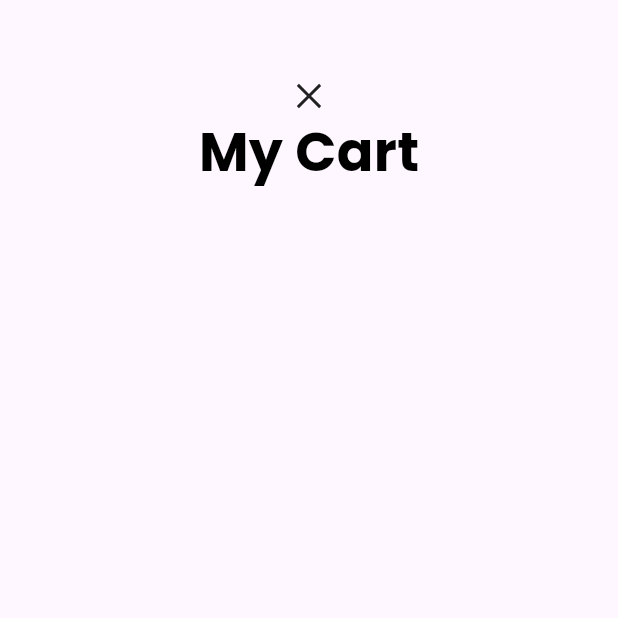
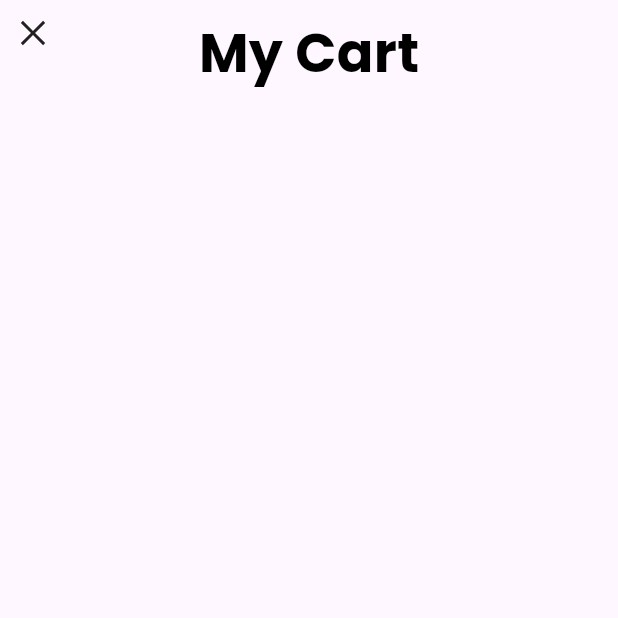
Before and after one commit to maryamEramy/online_shop_university, a Flutter app: the CartPage screen opened directly, on a phone screen of 412 x 824 dp, the top half of it. Run offline on Flutter 3.47's test engine with Material 3 defaults, Android fonts, the phone set to English and light mode, and no system bars; our stand-ins replace cached_network_image, flutter_rating_bar, flutter_slidable, flutter_vector_icons, google_fonts, hive_flutter; accounts and stored records are empty; network calls fail.

Commit message:
Improve UI in CartPage

```diff
--- a/lib/views/ui/cart_page.dart
+++ b/lib/views/ui/cart_page.dart
@@ -33,17 +33,26 @@ class CartPage extends StatelessWidget {
 
     return Scaffold(
       body: Padding(
-        padding: const EdgeInsets.all(12),
+        padding: const EdgeInsets.all(10),
         child: Column(
           children: [
-            SizedBox(height: 40),
-            GestureDetector(
-              onTap: () {
-                Navigator.pop(context);
-              },
-              child: Icon(AntDesign.close),
+            Stack(
+              children: [
+                Align(
+                  alignment: Alignment.centerLeft,
+                  child: GestureDetector(
+                          onTap: () {
+                            Navigator.pop(context);
+                          },
+                          child: Icon(AntDesign.close),
+                        ),
+                ),
+                Align(
+                  alignment: Alignment.center,
+                  child: Text("My Cart", style: appstyle(36, Colors.black, FontWeight.bold)),
+                ),
+              ],
             ),
-            Text("My Cart", style: appstyle(36, Colors.black, FontWeight.bold)),
             SizedBox(height: 20),
             Expanded(
               child: SizedBox(
```
Also changed, not shown: lib/views/ui/cart.dart (deleted, +0 -53 lines).
